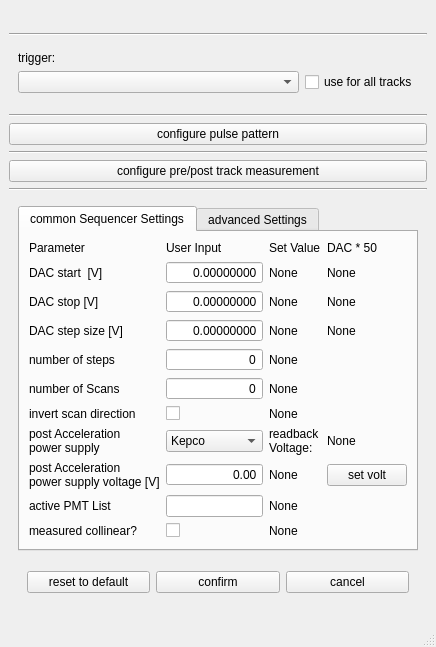
The window that TildaHost/source/Interface/TrackParUi/Ui_TrackPar.ui (lasersphere/Tilda) describes before a commit, drawn with Qt 5.
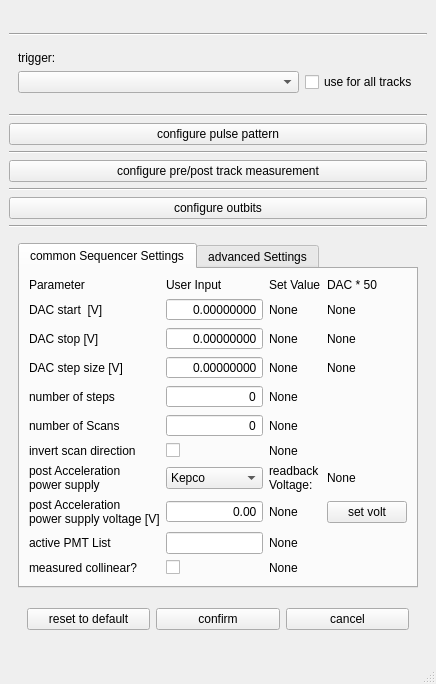
The same window after the commit. Icons and pictures are not drawn.

What changed in the file:
```diff
--- a/TildaHost/source/Interface/TrackParUi/Ui_TrackPar.ui
+++ b/TildaHost/source/Interface/TrackParUi/Ui_TrackPar.ui
@@ -7,7 +7,7 @@
     <x>0</x>
     <y>0</y>
     <width>413</width>
-    <height>589</height>
+    <height>627</height>
    </rect>
   </property>
   <property name="windowTitle">
@@ -132,6 +132,20 @@
         </property>
        </widget>
       </item>
+      <item>
+       <widget class="Line" name="line_5">
+        <property name="orientation">
+         <enum>Qt::Horizontal</enum>
+        </property>
+       </widget>
+      </item>
+      <item>
+       <widget class="QPushButton" name="pushButton_con_outbits">
+        <property name="text">
+         <string>configure outbits</string>
+        </property>
+       </widget>
+      </item>
       <item>
        <widget class="Line" name="line_4">
         <property name="orientation">
```
